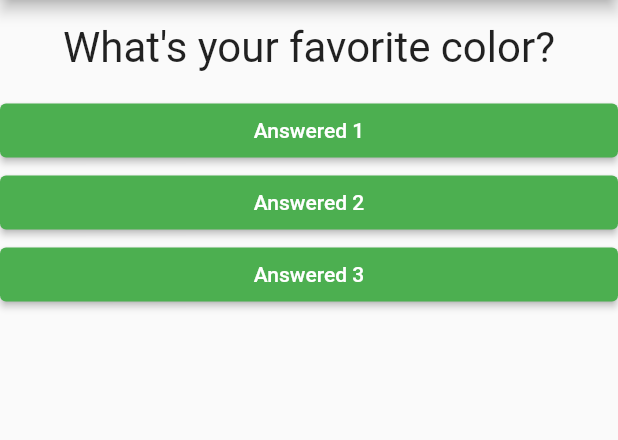
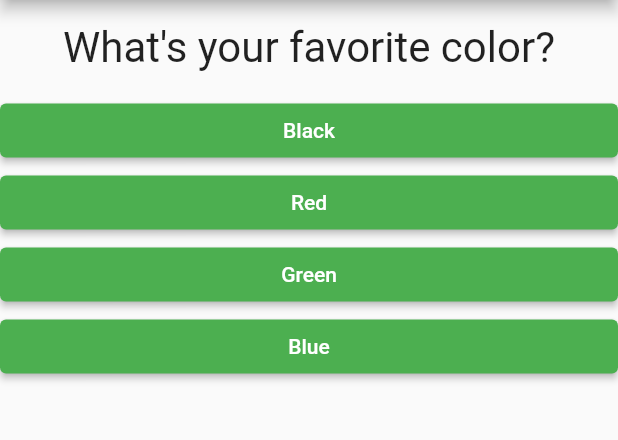
Before and after one commit to deltics/flutter, a Flutter app: the screen it shows after launch, on a phone screen of 412 x 824 dp, the part 84-524 px from its top. Run offline on Flutter 3.47's test engine with Material 2 defaults, Android fonts, the phone set to English and light mode, and no system bars; Roboto replaces fonts that are missing (Arial).

Commit message:
s2.45 - Question and Answers produced dynamically from map

```diff
--- a/s2_flutter_complete_guide/lib/main.dart
+++ b/s2_flutter_complete_guide/lib/main.dart
@@ -29,8 +29,18 @@ class _AppState extends State<App> {
     }
 
     var questions = [
-      'What\'s your favorite color?',
-      'What\'s your favorite animal?',
+      {
+        'text': 'What\'s your favorite color?',
+        'answers': ['Black', 'Red', 'Green', 'Blue'],
+      },
+      {
+        'text': 'What\'s your favorite animal?',
+        'answers': ['Rabbit', 'Snake', 'Elephant', 'Lion', 'Gekko'],
+      },
+      {
+        'text': 'What\'s your favorite language?',
+        'answers': ['Pascal', 'Go', 'Dart', 'C#', 'COBOL', 'JavaScript'],
+      },
     ];
 
     return MaterialApp(
@@ -40,10 +50,20 @@ class _AppState extends State<App> {
         ),
         body: Column(
           children: [
-            Question(text: questions[_questionIndex]),
-            Answer(text: 'Answered 1', fn: _answerQuestion),
-            Answer(text: 'Answered 2', fn: _answerQuestion),
-            Answer(text: 'Answered 3', fn: _answerQuestion),
+            Question(text: questions[_questionIndex]['text'].toString()),
+
+            // Deep breath...
+            //
+            // We take the list of answers for the current question and map it
+            //  to produce a list of Answer() widgets.  The spread operator ('...')
+            //  that is applied to this result then places the resulting list of
+            //  Answer() widgets in the list being passed to the 'children:' property
+            //  (i.e. N Answer() widgets, rather than a single LIST of N Answer() widgets)
+
+            ...(questions[_questionIndex]['answers'] as List<String>)
+                .map((answer) {
+              return Answer(text: answer, fn: _answerQuestion);
+            }).toList(),
           ],
         ),
       ),
--- a/s2_flutter_complete_guide/lib/question.dart
+++ b/s2_flutter_complete_guide/lib/question.dart
@@ -3,7 +3,7 @@ import 'package:flutter/material.dart';
 class Question extends StatelessWidget {
   late final String _text;
 
-  Question({@required String? text, Key? key}) : super(key: key) {
+  Question({Key? key, @required String? text}) : super(key: key) {
     _text = text!;
   }
 
```
